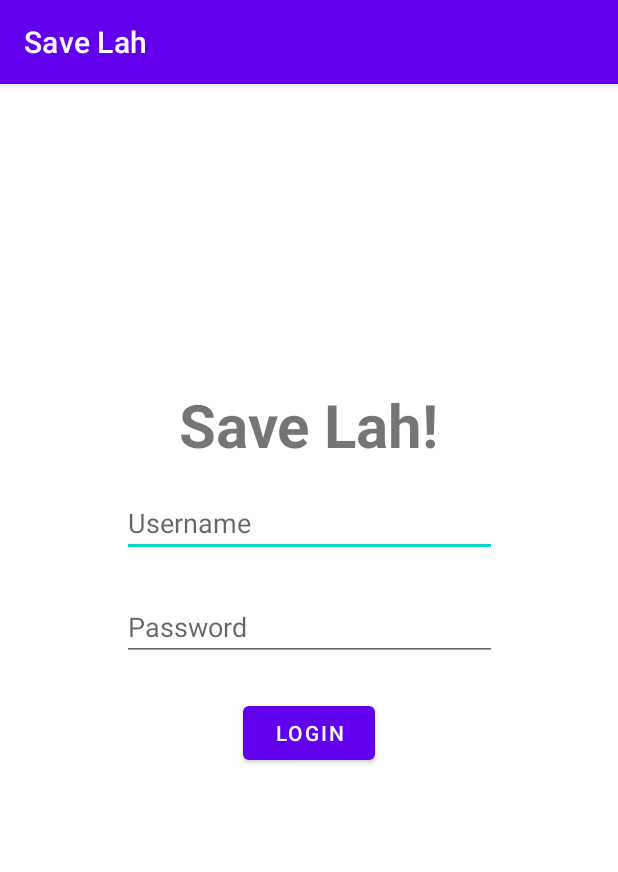
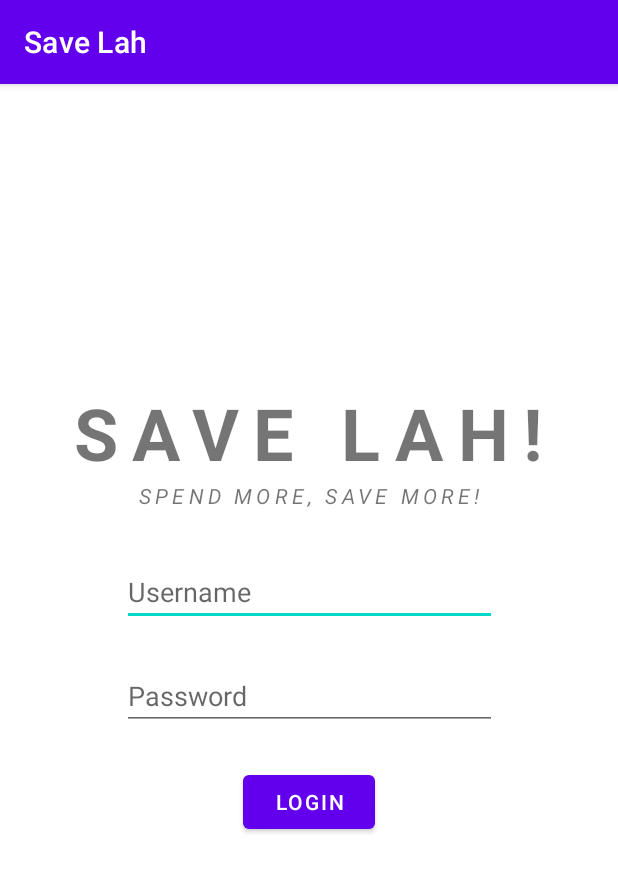
Before and after one commit to iceclementi/CitiHackathon2021_User, an Android app: the screen it shows after launch (LoginActivity), on a phone screen of 412 x 824 dp. Shown: the top 872 px of the screen. Run offline under Robolectric (Android 15) with nearby library versions, the phone set to English and light mode, and no system bars.

Commit message:
Add tagline to login

```diff
--- a/app/build.gradle
+++ b/app/build.gradle
@@ -7,7 +7,7 @@ android {
     buildToolsVersion "30.0.3"
 
     defaultConfig {
-        applicationId "com.example.ahben"
+        applicationId "com.example.savelah"
         minSdkVersion 21
         targetSdkVersion 30
         versionCode 1
--- a/app/src/main/AndroidManifest.xml
+++ b/app/src/main/AndroidManifest.xml
@@ -8,7 +8,7 @@
         android:label="@string/app_name"
         android:roundIcon="@mipmap/ic_launcher_round"
         android:supportsRtl="true"
-        android:theme="@style/Theme.AhBen">
+        android:theme="@style/Theme.SaveLah">
         <activity android:name="com.example.savelah.LoginActivity">
             <intent-filter>
                 <action android:name="android.intent.action.MAIN" />
--- a/app/src/main/java/com/example/savelah/Utils.java
+++ b/app/src/main/java/com/example/savelah/Utils.java
@@ -2,6 +2,7 @@ package com.example.savelah;
 
 import java.text.ParseException;
 import java.text.SimpleDateFormat;
+import java.time.temporal.ChronoUnit;
 import java.util.Calendar;
 import java.util.Date;
 import java.util.Random;
@@ -18,7 +19,6 @@ public class Utils {
     public static String getExpiryDate(int days) {
         Calendar calendar = Calendar.getInstance();
         calendar.add(Calendar.DATE, days);
-
         return df.format(calendar.getTime());
     }
 
--- a/app/src/main/res/layout/activity_login.xml
+++ b/app/src/main/res/layout/activity_login.xml
@@ -7,39 +7,52 @@
     tools:context=".LoginActivity">
 
     <TextView
-        android:id="@+id/textView2"
+        android:id="@+id/appTitle"
         android:layout_width="wrap_content"
         android:layout_height="wrap_content"
         android:layout_marginTop="200dp"
-        android:text="Save Lah!"
-        android:textSize="40sp"
+        android:text="SAVE LAH!"
+        android:textSize="48sp"
         android:textStyle="bold"
+        android:letterSpacing="0.2"
         app:layout_constraintEnd_toEndOf="parent"
         app:layout_constraintStart_toStartOf="parent"
         app:layout_constraintTop_toTopOf="parent" />
 
     <TextView
+        android:id="@+id/appTag"
+        android:layout_width="wrap_content"
+        android:layout_height="wrap_content"
+        android:text="SPEND MORE, SAVE MORE!"
+        android:textSize="14sp"
+        android:textStyle="italic"
+        android:letterSpacing="0.2"
+        app:layout_constraintEnd_toEndOf="parent"
+        app:layout_constraintStart_toStartOf="parent"
+        app:layout_constraintTop_toBottomOf="@id/appTitle" />
+
+    <TextView
         android:id="@+id/loginError"
         android:layout_width="wrap_content"
         android:layout_height="wrap_content"
-        android:layout_marginTop="24dp"
+        android:layout_marginTop="20dp"
         android:text="Invalid username or password"
         android:textColor="@color/error"
         android:visibility="gone"
         app:layout_constraintEnd_toEndOf="parent"
         app:layout_constraintStart_toStartOf="parent"
-        app:layout_constraintTop_toBottomOf="@+id/textView2" />
+        app:layout_constraintTop_toBottomOf="@+id/appTag" />
 
     <EditText
         android:id="@+id/inputUsername"
         android:layout_width="250dp"
         android:layout_height="wrap_content"
-        android:layout_marginTop="16dp"
+        android:layout_marginTop="32dp"
         android:hint="Username"
         android:inputType="textPersonName"
         app:layout_constraintEnd_toEndOf="parent"
         app:layout_constraintStart_toStartOf="parent"
-        app:layout_constraintTop_toBottomOf="@+id/loginError" />
+        app:layout_constraintTop_toBottomOf="@+id/appTag" />
 
     <EditText
         android:id="@+id/inputPassword"
--- a/app/src/main/res/layout/fragment_profile.xml
+++ b/app/src/main/res/layout/fragment_profile.xml
@@ -96,6 +96,8 @@
         android:layout_height="wrap_content"
         android:layout_marginTop="15dp"
         android:text="John Doe"
+        android:textAllCaps="true"
+        android:letterSpacing="0.1"
         android:textSize="18sp"
         android:textStyle="bold"
         app:layout_constraintEnd_toEndOf="parent"
--- a/app/src/main/res/values-night/themes.xml
+++ b/app/src/main/res/values-night/themes.xml
@@ -1,6 +1,6 @@
 <resources xmlns:tools="http://schemas.android.com/tools">
     <!-- Base application theme. -->
-    <style name="Theme.AhBen" parent="Theme.MaterialComponents.DayNight.DarkActionBar">
+    <style name="Theme.SaveLah" parent="Theme.MaterialComponents.DayNight.DarkActionBar">
         <!-- Primary brand color. -->
         <item name="colorPrimary">@color/purple_200</item>
         <item name="colorPrimaryVariant">@color/purple_700</item>
--- a/app/src/main/res/values/themes.xml
+++ b/app/src/main/res/values/themes.xml
@@ -1,6 +1,6 @@
 <resources xmlns:tools="http://schemas.android.com/tools">
     <!-- Base application theme. -->
-    <style name="Theme.AhBen" parent="Theme.MaterialComponents.DayNight.DarkActionBar">
+    <style name="Theme.SaveLah" parent="Theme.MaterialComponents.DayNight.DarkActionBar">
         <!-- Primary brand color. -->
         <item name="colorPrimary">@color/purple_500</item>
         <item name="colorPrimaryVariant">@color/purple_700</item>
```
